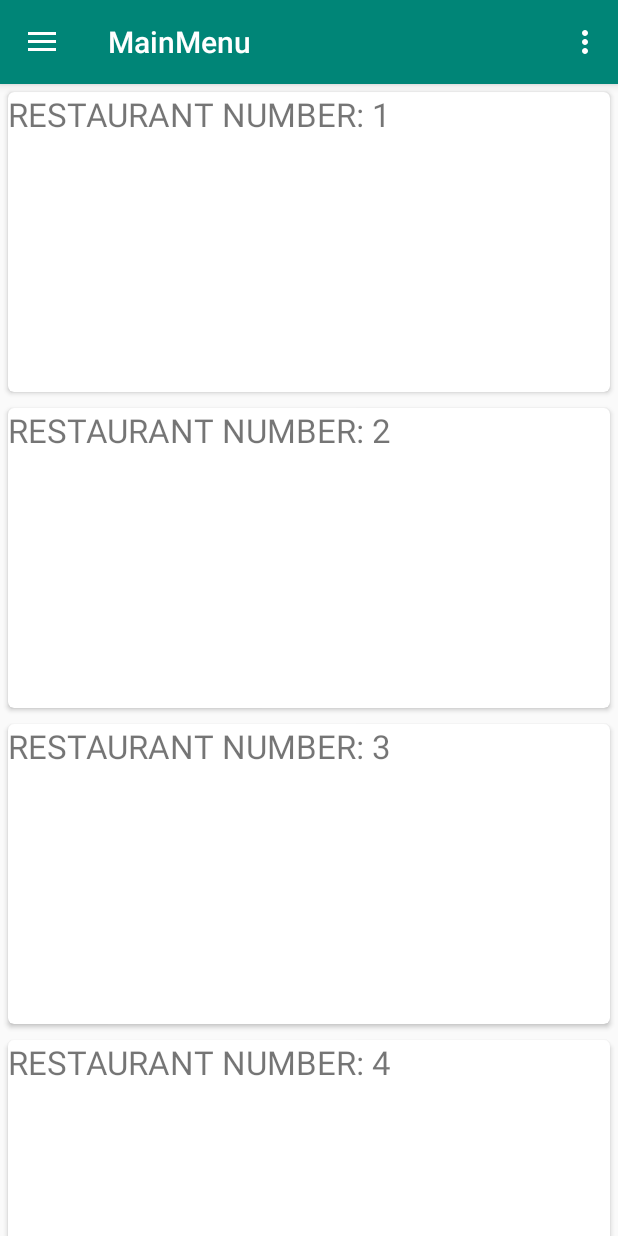
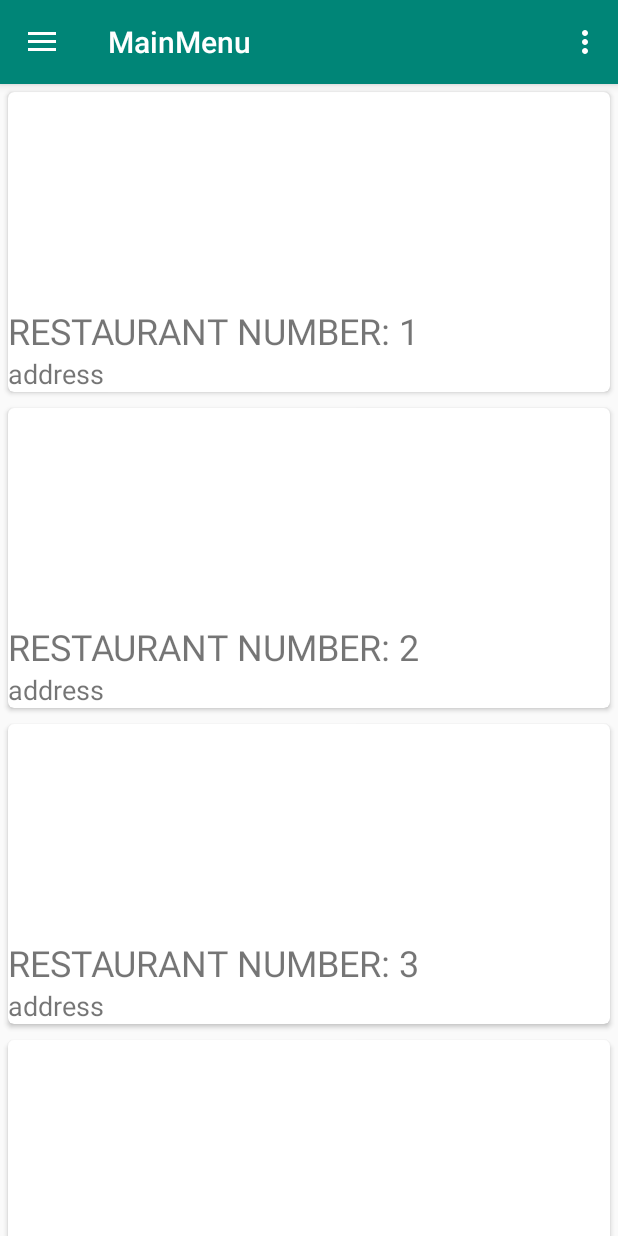
Before and after one commit to lucasfoo/Meal-Demo, an Android app: the MainMenu screen opened directly, with no data from a screen before it, on a phone screen of 412 x 824 dp. Run offline under Robolectric (Android 15) with nearby library versions, the phone set to English and light mode, and no system bars.

Commit message:
Added in a template for recylcer view and card_view in the main menu

```diff
--- a/app/src/main/res/layout/main_menu_card.xml
+++ b/app/src/main/res/layout/main_menu_card.xml
@@ -8,15 +8,24 @@
     android:layout_margin="5dp">
     <RelativeLayout
         android:layout_width="match_parent"
-        android:layout_height="wrap_content">
+        android:layout_height="wrap_content"
+        android:id="@+id/main_menu_container">
         <TextView
             android:id="@+id/restaurant_name"
-            android:layout_width="wrap_content"
+            android:layout_above="@id/restaurant_address"
+            android:layout_width="match_parent"
             android:layout_height="wrap_content"
             android:text="restaurant_name"
-            android:textSize="22sp"
-            android:textAlignment="center"
-            android:gravity="center"
+            android:textSize="24sp"
+            />
+
+        <TextView
+            android:layout_width="match_parent"
+            android:layout_height="wrap_content"
+            android:id="@+id/restaurant_address"
+            android:text="address"
+            android:textSize="18sp"
+            android:layout_alignParentBottom="true"
             />
     </RelativeLayout>
 </android.support.v7.widget.CardView>
```
